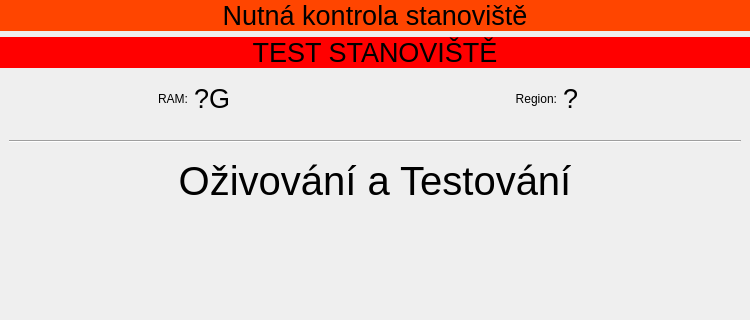
First picture: the form in ui/mainwindow.ui, repository turris-cz/rtools-gui, before the edit; both pictures show x 0 to 750 and y 0 to 320 of the 750 by 900 pixel window.
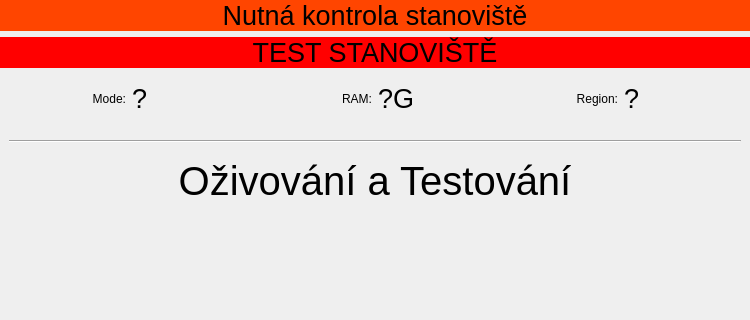
Second picture: the form after the edit. Icons and pictures are not drawn.

Commit message: custom mode title

What changed in the file:
```diff
--- a/ui/mainwindow.ui
+++ b/ui/mainwindow.ui
@@ -95,6 +95,34 @@
       <item>
        <layout class="QHBoxLayout" name="horizontalLayout_9">
         <item>
+         <layout class="QHBoxLayout" name="horizontalLayout_10">
+          <item>
+           <widget class="QLabel" name="label_6">
+            <property name="text">
+             <string>Mode:</string>
+            </property>
+            <property name="alignment">
+             <set>Qt::AlignRight|Qt::AlignTrailing|Qt::AlignVCenter</set>
+            </property>
+           </widget>
+          </item>
+          <item>
+           <widget class="QLabel" name="modeLabel">
+            <property name="font">
+             <font>
+              <pointsize>20</pointsize>
+             </font>
+            </property>
+            <property name="text">
+             <string>?</string>
+            </property>
+           </widget>
+          </item>
+         </layout>
+        </item>
+        <item>
+         <layout class="QHBoxLayout" name="horizontalLayout_11">
+          <item>
          <widget class="QLabel" name="label_3">
           <property name="text">
            <string>RAM:</string>
@@ -116,6 +144,10 @@
           </property>
          </widget>
         </item>
+         </layout>
+        </item>
+        <item>
+         <layout class="QHBoxLayout" name="horizontalLayout_12">
         <item>
          <widget class="QLabel" name="label_7">
           <property name="text">
@@ -137,6 +169,8 @@
            <string>?</string>
           </property>
          </widget>
+          </item>
+         </layout>
         </item>
        </layout>
       </item>
```
Lines whose indentation alone changed are shown as unchanged. The commit also changes 4 other files.
